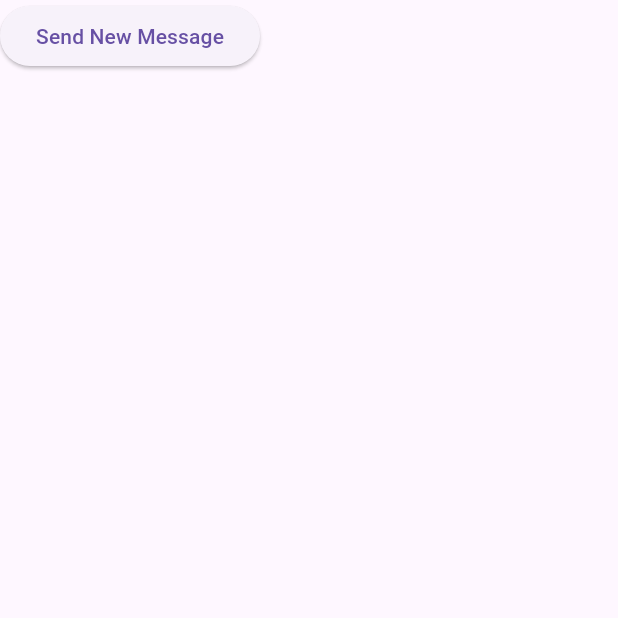
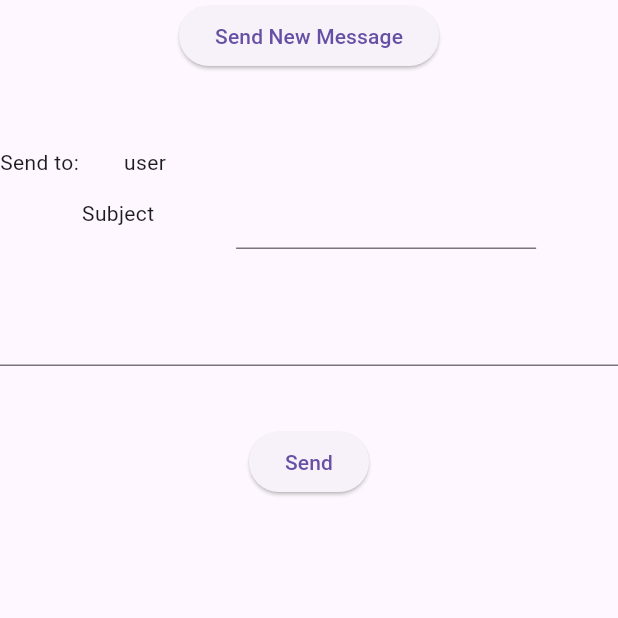
Before and after one commit to motyliar/social_app, a Flutter app: the Message screen opened directly, on a phone screen of 412 x 824 dp, the top half of it. Run offline on Flutter 3.47's test engine with Material 3 defaults, Android fonts, the light colour scheme and no system bars; our stand-ins replace bloc, connectivity_plus, dartz, equatable, firebase_auth, firebase_core and 6 more; accounts and stored records are empty; generated files the repository leaves out were written again; network calls fail.

Commit message:
create message update

```diff
--- a/lib/core/constans/url_constans.dart
+++ b/lib/core/constans/url_constans.dart
@@ -12,6 +12,7 @@
   static const String friend = 'friend/';
   static const String deleteAction = 'delete/';
   static const String addAction = 'add/';
+  static const String updateAction = 'update/';
   static const String searchAction = 'search/';
   static const String messageendPoint = 'message/';
   static const String sendMessage = 'sendMessage/';
@@ -44,6 +45,8 @@
   static String deleteMessage(String userId) =>
       '$backendUrl$messageendPoint$deleteAction$userId';
 
+  static String updateMessage(String userId) =>
+      '$backendUrl$messageendPoint$updateAction$userId';
   static String searchUsers(String name) =>
       '$backendUrl$middleWare$user$searchAction$name';
 
--- a/lib/domains/messages/repository/message_repository.dart
+++ b/lib/domains/messages/repository/message_repository.dart
@@ -8,4 +8,5 @@
   EitherFunc<String> sendMessage(MessageParams message);
   EitherFunc<List<MessageEntity>> getUserMessage(GetMessageParams params);
   EitherFunc<String> deleteMessage(GetMessageParams delete);
+  EitherFunc<String> updateMessage(GetMessageParams update);
 }
--- a/lib/presentation/message/business/cubit/cubit/message_view_cubit.dart
+++ b/lib/presentation/message/business/cubit/cubit/message_view_cubit.dart
@@ -1,6 +1,7 @@
 import 'package:bloc/bloc.dart';
 import 'package:climbapp/core/utils/helpers/enums.dart';
 import 'package:equatable/equatable.dart';
+import 'package:flutter/material.dart';
 
 part 'message_view_state.dart';
 
--- a/lib/presentation/message/view/subview/list_of_message.dart
+++ b/lib/presentation/message/view/subview/list_of_message.dart
@@ -26,7 +26,7 @@
                 .changeView(MessageView.message),
             child: Container(
               width: MediaQuery.of(context).size.width * 0.8,
-              height: 70,
+              height: MediaQuery.of(context).size.height * 0.7,
               child: ListView.builder(
                   itemCount: state.messages.length,
                   itemBuilder: (context, index) {
@@ -58,7 +58,8 @@
                               fontWeight: state.messages[index].isRead
                                   ? FontWeight.normal
                                   : FontWeight.bold),
-                        )
+                        ),
+                        Divider(),
                       ],
                     );
                   }),
--- a/lib/presentation/message/view/subview/message.dart
+++ b/lib/presentation/message/view/subview/message.dart
@@ -1,4 +1,7 @@
 import 'package:flutter/material.dart';
+
+TextEditingController _subject = TextEditingController();
+TextEditingController _content = TextEditingController();
 
 class Message extends StatelessWidget {
   const Message({super.key});
@@ -11,6 +14,48 @@
         child: Column(
           children: [
             ElevatedButton(onPressed: () {}, child: Text('Send New Message')),
+            SizedBox(
+              height: 50,
+            ),
+            Form(
+                child: Column(
+              children: [
+                Row(
+                  children: [
+                    Text('Send to:'),
+                    SizedBox(
+                      width: 30,
+                    ),
+                    Text('user'),
+                  ],
+                ),
+                Row(
+                  mainAxisAlignment: MainAxisAlignment.spaceEvenly,
+                  children: [
+                    Text('Subject'),
+                    SizedBox(
+                      width: 200,
+                      child: TextFormField(
+                        controller: _subject,
+                      ),
+                    ),
+                  ],
+                ),
+                SizedBox(
+                  height: 30,
+                ),
+                TextFormField(
+                  controller: _content,
+                ),
+                SizedBox(
+                  height: 40,
+                ),
+                ElevatedButton(
+                  onPressed: () {},
+                  child: Text('Send'),
+                ),
+              ],
+            ))
           ],
         ),
       )),
```
Also changed, not shown: lib/core/utils/helpers/params.dart (+15 -2 lines), lib/data/message/datasources/remote/message_remote_datasources.dart (+18 -0 lines), lib/data/message/repository/message_repository_impl.dart (+9 -0 lines), lib/domains/messages/usecases/update_message_usecase.dart (added, +13 -0 lines), lib/presentation/message/view/message_main_view.dart (+6 -1 lines), lib/presentation/message/view/subview/create_new_message.dart (+73 -2 lines).
